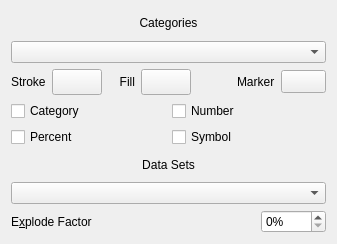
Before: the Qt Designer form plugins/chartshape/widgets/RingConfigWidget.ui in KDE/calligra, drawn with Qt 5.
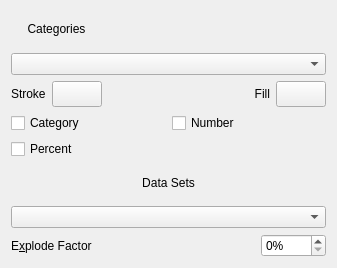
After: the same form once the commit is applied. Custom widgets are drawn as their Qt base class.

Commit message: Chart: Remove Show Symbol from ui for charttypes without symbols

The edit to the form file:
```diff
--- a/plugins/chartshape/widgets/RingConfigWidget.ui
+++ b/plugins/chartshape/widgets/RingConfigWidget.ui
@@ -8,11 +8,11 @@
     <x>0</x>
     <y>0</y>
     <width>337</width>
-    <height>244</height>
+    <height>268</height>
    </rect>
   </property>
-  <layout class="QVBoxLayout" name="verticalLayout">
-   <item>
+  <layout class="QGridLayout" name="gridLayout_2">
+   <item row="0" column="0" colspan="2">
     <widget class="QLabel" name="label_2">
      <property name="text">
       <string>Categories</string>
@@ -22,19 +22,14 @@
      </property>
     </widget>
    </item>
-   <item>
-    <widget class="QComboBox" name="categories"/>
-   </item>
-   <item>
-    <layout class="QHBoxLayout" name="horizontalLayout_2">
-     <item>
+   <item row="2" column="0">
       <widget class="QLabel" name="datasetPenLabel">
        <property name="text">
         <string>Stroke</string>
        </property>
       </widget>
      </item>
-     <item>
+   <item row="2" column="1">
       <widget class="KColorButton" name="dataSetPen">
        <property name="sizePolicy">
         <sizepolicy hsizetype="Fixed" vsizetype="Fixed">
@@ -59,7 +54,7 @@
        </property>
       </widget>
      </item>
-     <item>
+   <item row="2" column="2">
       <widget class="QLabel" name="datasetColorLabel">
        <property name="enabled">
         <bool>true</bool>
@@ -78,7 +73,7 @@
        </property>
       </widget>
      </item>
-     <item>
+   <item row="2" column="3">
       <widget class="KColorButton" name="dataSetBrush">
        <property name="enabled">
         <bool>true</bool>
@@ -103,48 +98,7 @@
        </property>
       </widget>
      </item>
-     <item>
-      <spacer name="horizontalSpacer_2">
-       <property name="orientation">
-        <enum>Qt::Horizontal</enum>
-       </property>
-       <property name="sizeHint" stdset="0">
-        <size>
-         <width>40</width>
-         <height>20</height>
-        </size>
-       </property>
-      </spacer>
-     </item>
-     <item>
-      <widget class="QLabel" name="datasetMarkerLabel">
-       <property name="text">
-        <string>Marker</string>
-       </property>
-      </widget>
-     </item>
-     <item>
-      <widget class="QToolButton" name="dataSetMarkerMenu">
-       <property name="minimumSize">
-        <size>
-         <width>45</width>
-         <height>0</height>
-        </size>
-       </property>
-       <property name="text">
-        <string/>
-       </property>
-       <property name="popupMode">
-        <enum>QToolButton::InstantPopup</enum>
-       </property>
-       <property name="toolButtonStyle">
-        <enum>Qt::ToolButtonTextUnderIcon</enum>
-       </property>
-      </widget>
-     </item>
-    </layout>
-   </item>
-   <item>
+   <item row="3" column="0" colspan="4">
     <layout class="QGridLayout" name="gridLayout">
      <item row="0" column="0">
       <widget class="QCheckBox" name="dataSetShowCategory">
@@ -167,29 +121,9 @@
        </property>
       </widget>
      </item>
-     <item row="1" column="1">
-      <widget class="QCheckBox" name="dataSetShowSymbol">
-       <property name="text">
-        <string>Symbol</string>
-       </property>
-      </widget>
-     </item>
     </layout>
    </item>
-   <item>
-    <widget class="QLabel" name="label">
-     <property name="text">
-      <string>Data Sets</string>
-     </property>
-     <property name="alignment">
-      <set>Qt::AlignCenter</set>
-     </property>
-    </widget>
-   </item>
-   <item>
-    <widget class="QComboBox" name="dataSets"/>
-   </item>
-   <item>
+   <item row="6" column="0" colspan="4">
     <layout class="QHBoxLayout" name="horizontalLayout">
      <item>
       <widget class="QLabel" name="label_7">
@@ -225,6 +159,22 @@
      </item>
     </layout>
    </item>
+   <item row="1" column="0" colspan="4">
+    <widget class="QComboBox" name="categories"/>
+   </item>
+   <item row="5" column="0" colspan="4">
+    <widget class="QComboBox" name="dataSets"/>
+   </item>
+   <item row="4" column="0" colspan="4">
+    <widget class="QLabel" name="label">
+     <property name="text">
+      <string>Data Sets</string>
+     </property>
+     <property name="alignment">
+      <set>Qt::AlignCenter</set>
+     </property>
+    </widget>
+   </item>
   </layout>
  </widget>
  <customwidgets>
```
Left out of the diff: 2 changed lines with no effect on the pictures. Lines whose indentation alone changed are shown as unchanged. The commit also changes 7 other files.
